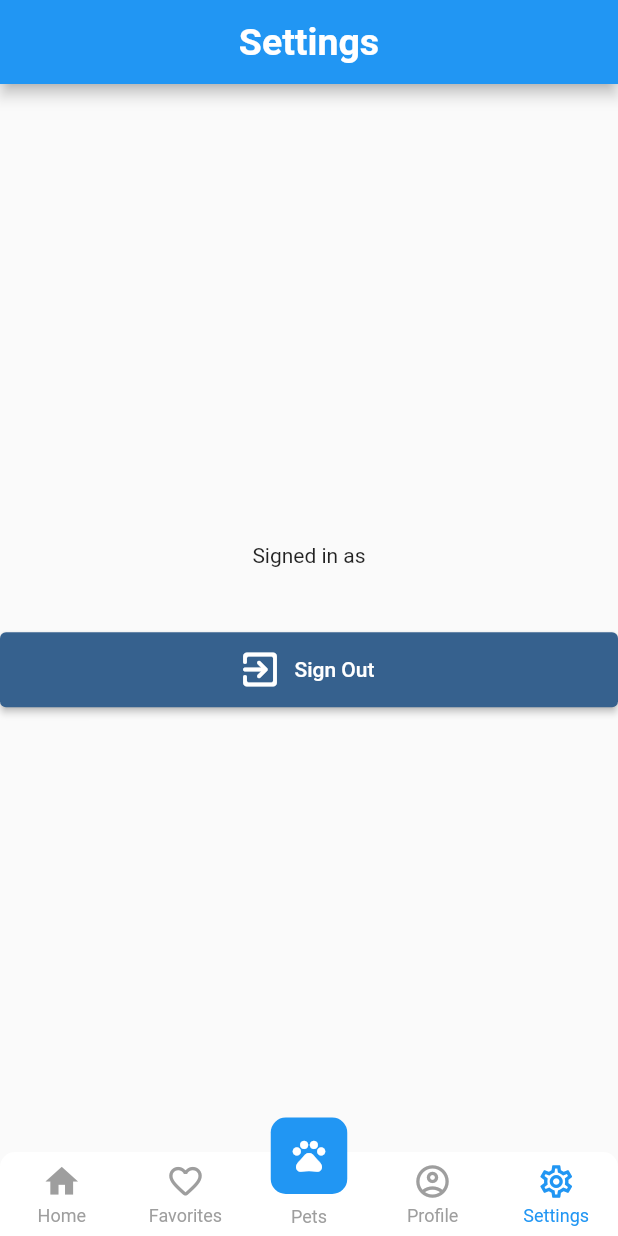
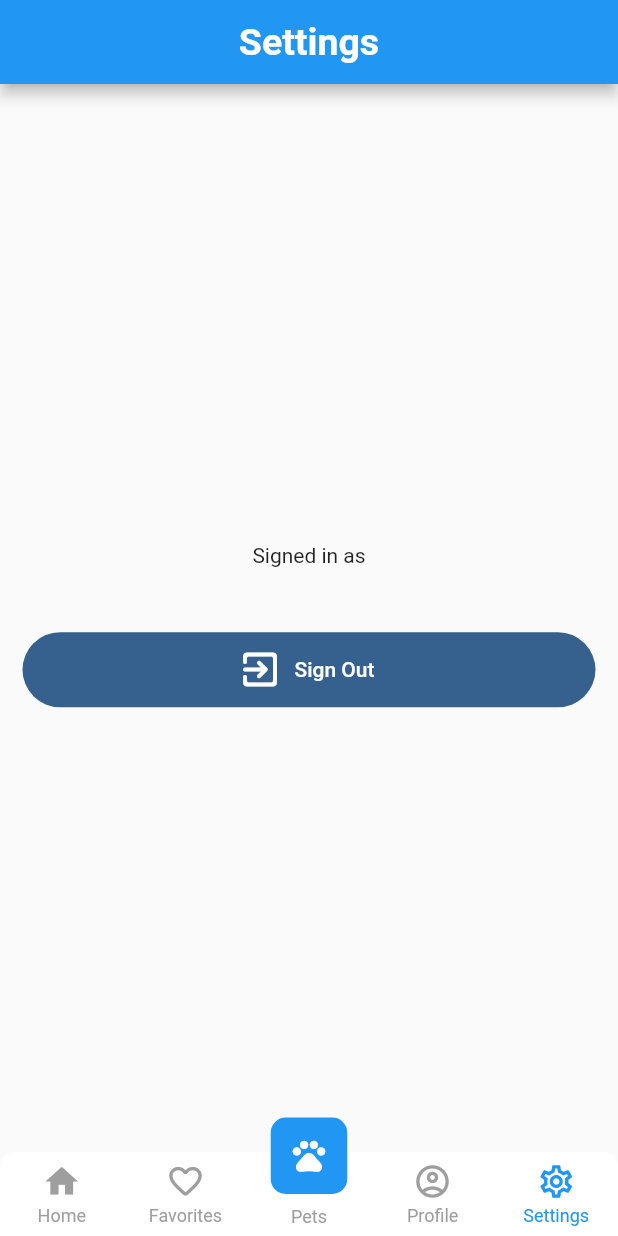
Before and after one commit to sjdeng95/woof-me, a Flutter app: the screen it shows once a user with an empty profile is signed in, item 5 of the bottom bar chosen, on a phone screen of 412 x 824 dp. Run offline on Flutter 3.47's test engine with Material 2 defaults, Android fonts, the phone set to English and light mode, and no system bars; drawn by our look-alikes of persistent_bottom_nav_bar; our stand-ins replace appinio_swiper, cloud_firestore, email_validator, firebase_auth, firebase_core, firebase_storage and 1 more; accounts and stored records are empty.

Commit message:
Update button styles

```diff
--- a/lib/screens/public_screens/settings_screen.dart
+++ b/lib/screens/public_screens/settings_screen.dart
@@ -19,7 +19,10 @@ class _SettingsScreenState extends State<SettingsScreen> {
 
   Future<bool> isAdmin() async {
     final user = FirebaseAuth.instance.currentUser!;
-    DocumentSnapshot doc = await FirebaseFirestore.instance.collection('Users').doc(user.email).get();
+    DocumentSnapshot doc = await FirebaseFirestore.instance
+        .collection('Users')
+        .doc(user.email)
+        .get();
 
     if (doc.exists && doc.get('is_admin') != null) {
       return doc.get('is_admin') as bool;
@@ -37,12 +40,14 @@ class _SettingsScreenState extends State<SettingsScreen> {
         } else if (snapshot.hasError) {
           return Text('Error: ${snapshot.error}');
         } else if (snapshot.hasData) {
-          bool isAdmin = snapshot.data!;
+          // bool isAdmin = snapshot.data!;
           return Scaffold(
             appBar: AppBar(
               title: const Text('Settings'),
             ),
-            body: Column(
+            body: Padding(
+              padding: const EdgeInsets.all(15.0),
+              child: Column(
                   mainAxisAlignment: MainAxisAlignment.center,
                   crossAxisAlignment: CrossAxisAlignment.center,
                   children: [
@@ -65,17 +70,19 @@ class _SettingsScreenState extends State<SettingsScreen> {
                     //     },
                     //   ),
                     const SizedBox(height: 20.0),
-                ElevatedButton.icon(
-                  style: ElevatedButton.styleFrom(
+                    FilledButton.icon(
+                      style: FilledButton.styleFrom(
                           minimumSize: const Size.fromHeight(50.0)),
                       icon: const Icon(Icons.exit_to_app_rounded, size: 30),
                       label: const Text('Sign Out'),
                       onPressed: () => FirebaseAuth.instance.signOut(),
                     )
                   ]),
+            ),
           );
         } else {
-          return const Text('Something went wrong'); // In case of any other unexpected situation
+          return const Text(
+              'Something went wrong'); // In case of any other unexpected situation
         }
       },
     );
--- a/lib/screens/signin_screens/forgot_password_screen.dart
+++ b/lib/screens/signin_screens/forgot_password_screen.dart
@@ -50,8 +50,8 @@ class _ForgotPasswordScreenState extends State<ForgotPasswordScreen> {
                                 : null,
                       ),
                       const SizedBox(height: 15.0),
-                      ElevatedButton.icon(
-                        style: ElevatedButton.styleFrom(
+                      FilledButton.icon(
+                        style: FilledButton.styleFrom(
                           minimumSize: const Size.fromHeight(50.0),
                         ),
                         icon: const Icon(Icons.email_rounded, size: 30),
--- a/lib/screens/signin_screens/verify_email_screen.dart
+++ b/lib/screens/signin_screens/verify_email_screen.dart
@@ -105,8 +105,8 @@ class _VerifyEmailScreenState extends State<VerifyEmailScreen> {
                                 style: optionStyle,
                                 textAlign: TextAlign.center),
                             const SizedBox(height: 30),
-                            ElevatedButton.icon(
-                              style: ElevatedButton.styleFrom(
+                            FilledButton.icon(
+                              style: FilledButton.styleFrom(
                                 minimumSize: const Size.fromHeight(50.0),
                               ),
                               icon: const Icon(Icons.email_rounded, size: 30),
@@ -117,8 +117,8 @@ class _VerifyEmailScreenState extends State<VerifyEmailScreen> {
                                   : null,
                             ),
                             const SizedBox(height: 30),
-                            ElevatedButton(
-                              style: ElevatedButton.styleFrom(
+                            FilledButton.tonal(
+                              style: FilledButton.styleFrom(
                                 minimumSize: const Size.fromHeight(50.0),
                               ),
                               child: const Text('Cancel', style: optionStyle),
--- a/lib/widgets/login_form.dart
+++ b/lib/widgets/login_form.dart
@@ -62,7 +62,6 @@ class _LoginFormState extends State<LoginForm> {
                   const SizedBox(
                     height: 20,
                   ),
-
                   TextFormField(
                     controller: emailController,
                     textInputAction: TextInputAction.next,
@@ -84,8 +83,8 @@ class _LoginFormState extends State<LoginForm> {
                         : null,
                   ),
                   const SizedBox(height: 15.0),
-                  ElevatedButton.icon(
-                    style: ElevatedButton.styleFrom(
+                  FilledButton.icon(
+                    style: FilledButton.styleFrom(
                       minimumSize: const Size.fromHeight(50.0),
                     ),
                     icon: const Icon(Icons.lock_open, size: 30),
--- a/lib/widgets/signup_form.dart
+++ b/lib/widgets/signup_form.dart
@@ -82,8 +82,8 @@ class _SignUpFormState extends State<SignUpForm> {
                         : null,
                   ),
                   const SizedBox(height: 15.0),
-                  ElevatedButton.icon(
-                    style: ElevatedButton.styleFrom(
+                  FilledButton.icon(
+                    style: FilledButton.styleFrom(
                       minimumSize: const Size.fromHeight(50.0),
                     ),
                     icon: const Icon(Icons.arrow_forward_rounded, size: 30),
```
Also changed, not shown: lib/screens/admin_screens/new_pet_screen.dart (+6 -2 lines), lib/screens/signin_screens/update_user_info.dart (+42 -23 lines). Lines whose indentation alone changed are shown as unchanged.
